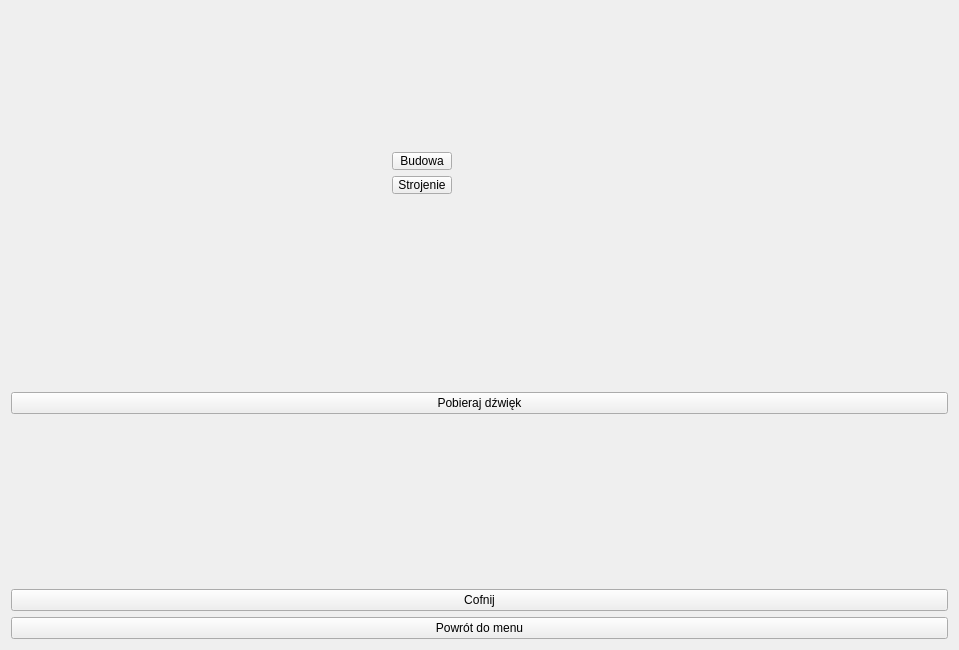
The window that mainwindow.ui (december0123/dzwiekspert) describes before a commit, drawn with Qt 5.
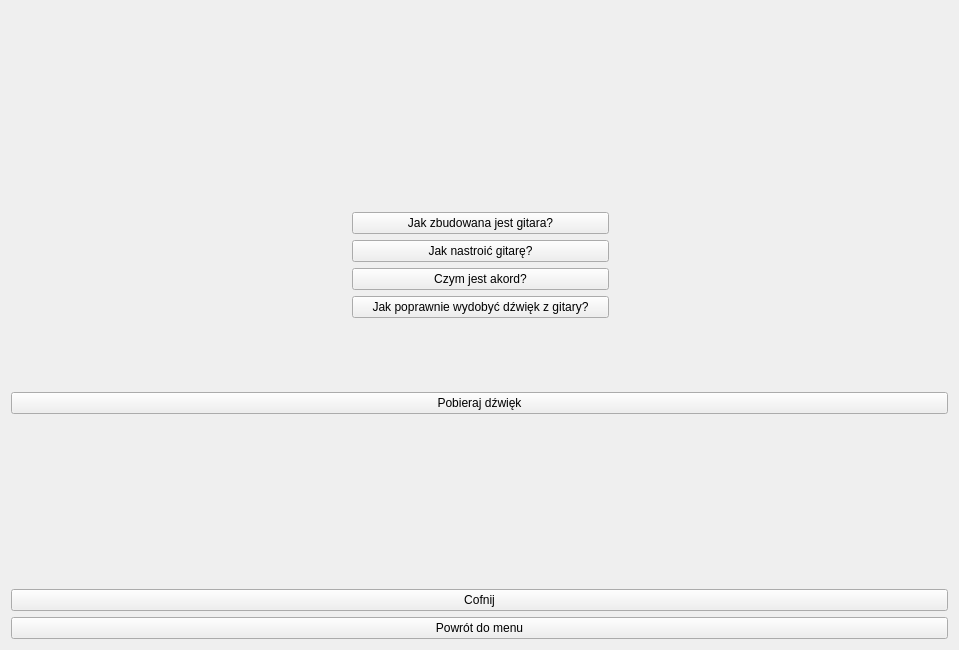
The same window after the commit. The open tabs and pages were chosen to show the change. Icons and pictures are not drawn. Custom widgets are drawn as their Qt base class.

Patch:
```diff
--- a/mainwindow.ui
+++ b/mainwindow.ui
@@ -662,24 +662,38 @@
        <widget class="QWidget" name="layoutWidget">
         <property name="geometry">
          <rect>
-          <x>370</x>
-          <y>130</y>
-          <width>82</width>
-          <height>64</height>
+          <x>330</x>
+          <y>190</y>
+          <width>279</width>
+          <height>132</height>
          </rect>
         </property>
         <layout class="QVBoxLayout" name="verticalLayout_10">
          <item>
           <widget class="QPushButton" name="goToTheory_construction">
            <property name="text">
-            <string>Budowa</string>
+            <string>Jak zbudowana jest gitara?</string>
            </property>
           </widget>
          </item>
          <item>
           <widget class="QPushButton" name="goToTheory_tuning">
            <property name="text">
-            <string>Strojenie</string>
+            <string>Jak nastroić gitarę?</string>
+           </property>
+          </widget>
+         </item>
+         <item>
+          <widget class="QPushButton" name="pushButton">
+           <property name="text">
+            <string>Czym jest akord?</string>
+           </property>
+          </widget>
+         </item>
+         <item>
+          <widget class="QPushButton" name="pushButton_2">
+           <property name="text">
+            <string>Jak poprawnie wydobyć dźwięk z gitary?</string>
            </property>
           </widget>
          </item>
```
Left out of the diff: 2 changed lines with no effect on the pictures.
